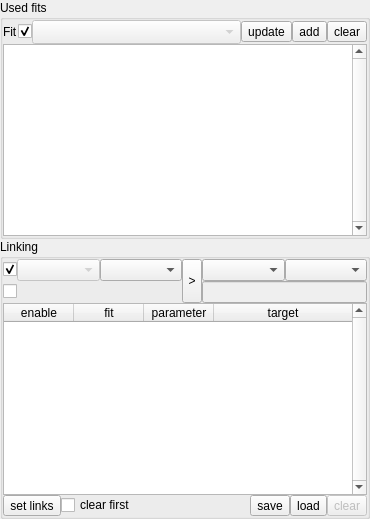
The window that chisurf/models/global_model/globalfit.ui (Fluorescence-Tools/chisurf) describes before a commit, drawn with Qt 5.
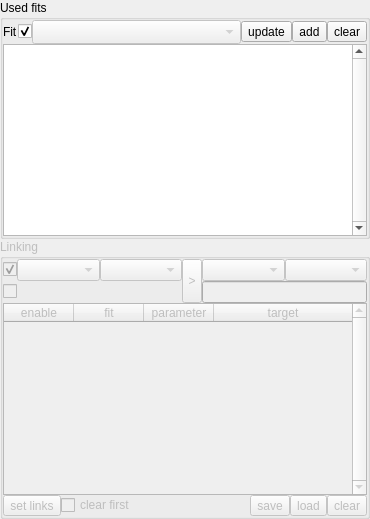
The same window after the commit.

Commit message: Improve link handling in global model widget: add type validation for `links`, update parameter origin logic with better bounds checking, and disable unused linking UI element in `.ui` file.

Patch:
```diff
--- a/chisurf/models/global_model/globalfit.ui
+++ b/chisurf/models/global_model/globalfit.ui
@@ -209,7 +209,7 @@
    <item>
     <widget class="QGroupBox" name="groupBox_2">
      <property name="enabled">
-      <bool>true</bool>
+      <bool>false</bool>
      </property>
      <property name="title">
       <string>Linking</string>
```
The commit also changes 1 other file.
